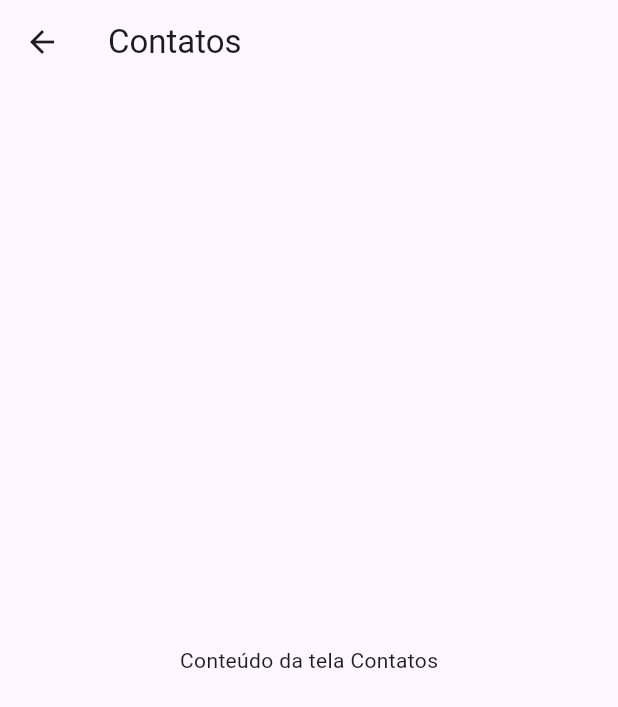
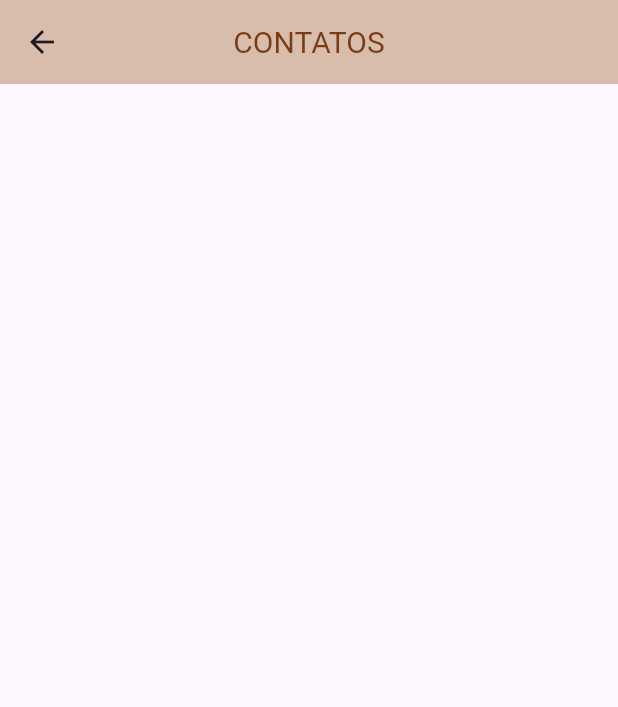
Before and after one commit to cahenq/agenda-telefonica, a Flutter app: the Contatos screen opened directly, on a phone screen of 412 x 824 dp. Shown: the top 707 px of the screen. Run offline on Flutter 3.47's test engine with Material 2 defaults, Android fonts, the light colour scheme and no system bars; Roboto replaces fonts that are missing (Jua, inter).

Commit message:
Agenda telefonica

```diff
--- a/lib/contatos.dart
+++ b/lib/contatos.dart
@@ -4,6 +4,7 @@ void main() {
   runApp(const MaterialApp(
     home: Contatos(),
   ));
+  debugShowCheckedModeBanner: false;
 }
 
 class Contatos extends StatelessWidget {
@@ -12,12 +13,29 @@ class Contatos extends StatelessWidget {
   @override
   Widget build(BuildContext context) {
     return Scaffold(
+
       appBar: AppBar(
-        title: const Text('Contatos'),
+      backgroundColor: const Color(0xFFD8BDAD),
+        title: const Text(
+          'CONTATOS',
+          style: TextStyle(
+            color: Color(0xFF7A3B15),
+            fontSize: 20,
+            fontFamily: 'Jua',
+            fontWeight: FontWeight.w400,
+            height: 0
+          ),
+        ),
+        centerTitle: true,
+
+
+
+
+
       ),
       body: const Center(
-        child: Text('Conteúdo da tela Contatos'),
       ),
     );
   }
+
 }
```
